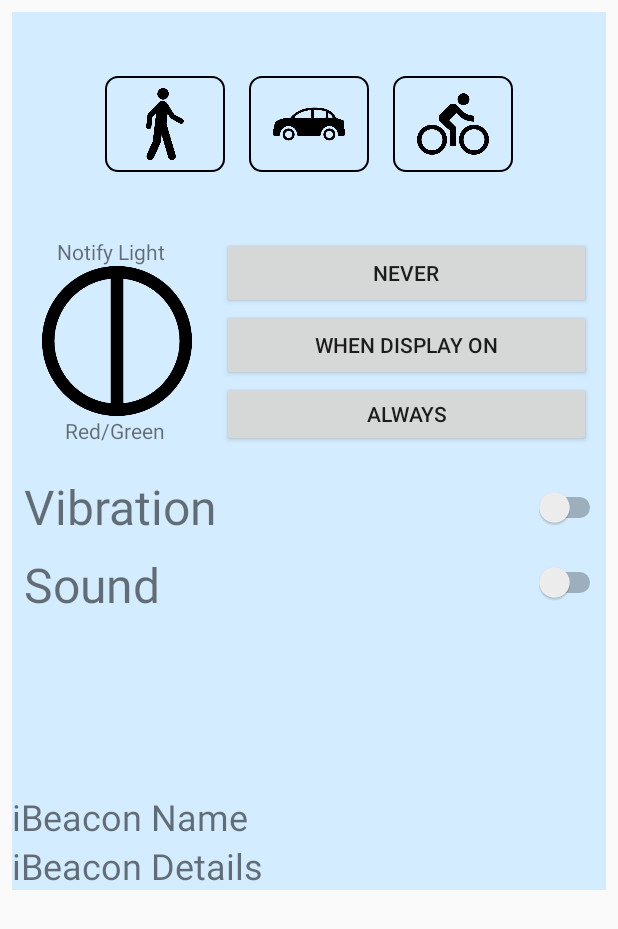
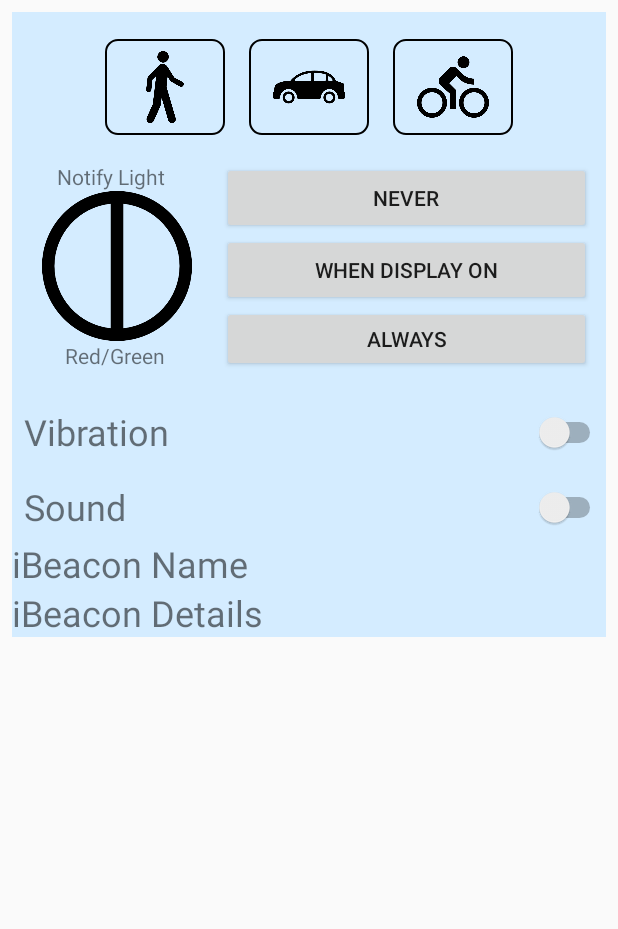
Before and after one commit to Rebstorm/dthack17, an Android app: the layout fragment_main.xml on its own in the app's theme, with its tools: preview values and no code run, on a phone screen of 412 x 824 dp. Shown: the top 929 px of the screen. Run offline under Robolectric (Android 15) with nearby library versions, the phone set to English and light mode, and no system bars.

Commit message:
changes to the layout... again

```diff
--- a/smartampel/client/app/src/main/res/layout/fragment_main.xml
+++ b/smartampel/client/app/src/main/res/layout/fragment_main.xml
@@ -20,8 +20,8 @@
             <RelativeLayout
                     android:id="@+id/buttonbar_layout"
                     android:layout_width="match_parent"
-                    android:layout_height="150dp"
-                    android:paddingTop="20dp"
+                    android:layout_height="100dp"
+                    android:paddingTop="0dp"
                     tools:layout_editor_absoluteY="8dp"
                     tools:layout_editor_absoluteX="8dp">
 
@@ -164,7 +164,7 @@
                         android:layout_centerVertical="true"
                         android:layout_height="wrap_content"
                         android:text="Vibration"
-                        android:textSize="32sp"/>
+                        android:textSize="24sp"/>
 
                     <Switch
                         android:layout_toRightOf="@+id/quick_settings_vibration_textview"
@@ -185,7 +185,7 @@
                         android:layout_centerVertical="true"
                         android:layout_height="wrap_content"
                         android:text="Sound"
-                        android:textSize="32sp"/>
+                        android:textSize="24sp"/>
 
                     <Switch
                         android:layout_toRightOf="@+id/quick_setting_sound_textview"
@@ -203,8 +203,7 @@
                 android:id="@+id/connected_to_bar"
                 android:layout_width="match_parent"
                 android:layout_below="@id/quick_settings_bar"
-                android:layout_height="120dp">
-
+                android:layout_height="1dp">
             </RelativeLayout>
 
 
```
